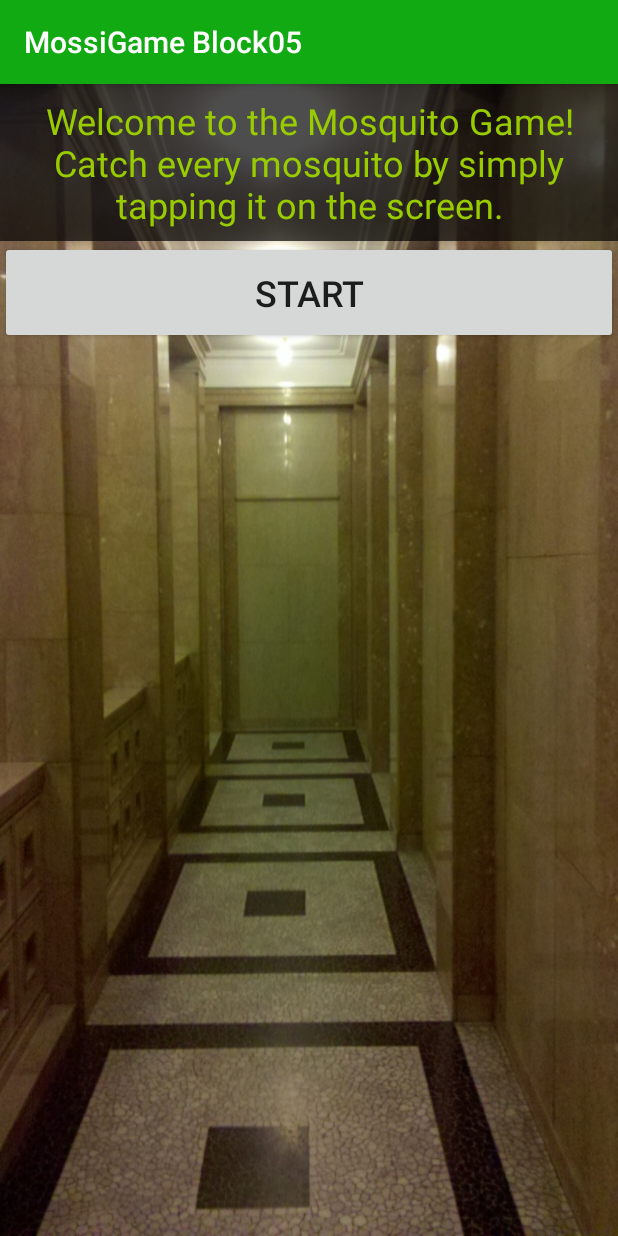
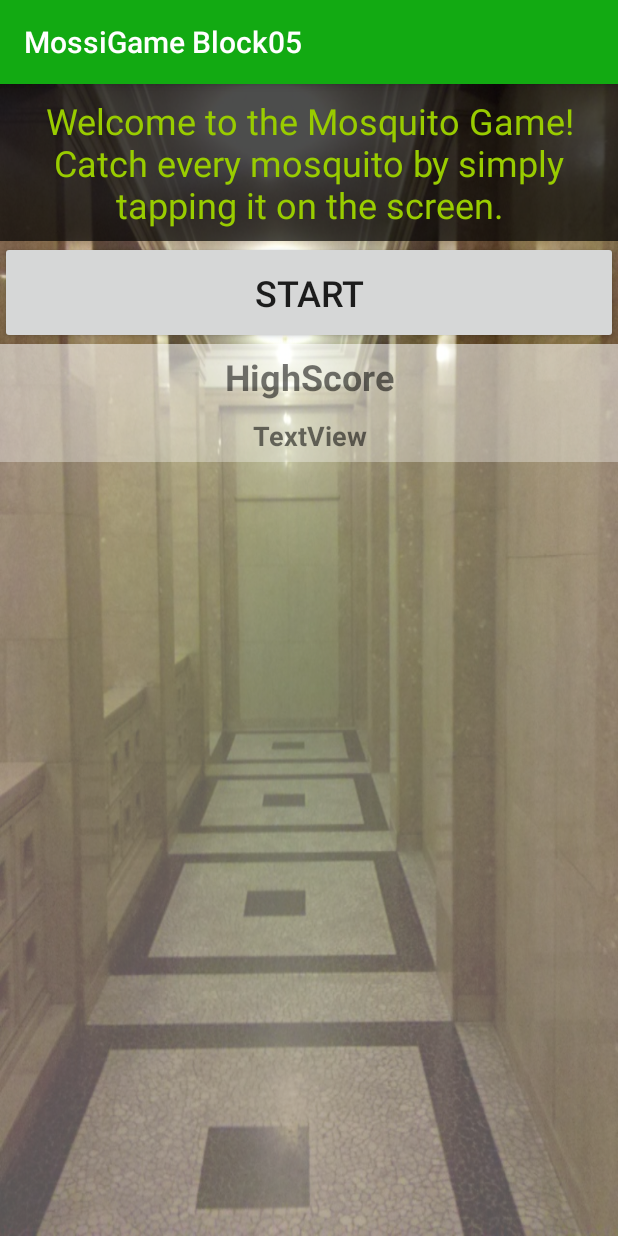
Before and after one commit to greenorca/M335_MossiGame, an Android app: the screen it shows after launch (MainActivity), on a phone screen of 412 x 824 dp. Run offline under Robolectric (Android 15) with nearby library versions, the phone set to English and light mode, and no system bars.

Commit message:
Merge remote-tracking branch 'remotes/origin/master' into block_05fin
# Conflicts:
#	.idea/modules.xml
added HighScore feature in MainAcitivity

```diff
--- a/app/src/main/java/com/example/sven/m335_mossigame_block05/GameActivity.java
+++ b/app/src/main/java/com/example/sven/m335_mossigame_block05/GameActivity.java
@@ -1,6 +1,7 @@
 package com.example.sven.m335_mossigame_block05;
 
 import android.app.Dialog;
+import android.content.Intent;
 import android.os.Handler;
 import android.support.v7.app.AppCompatActivity;
 import android.os.Bundle;
@@ -96,6 +97,8 @@ public class GameActivity extends AppCompatActivity implements View.OnClickListe
             dialog.show();
             Toast.makeText(this, String.valueOf(mosquitosCreated), Toast.LENGTH_LONG).show();
             isActive = false;
+            //apply return value for the activity
+            setResult(this.score);
             return true;
         }
         return false;
@@ -157,7 +160,7 @@ public class GameActivity extends AppCompatActivity implements View.OnClickListe
         gameZone = (ViewGroup)findViewById(R.id.gameZone);
         int width = gameZone.getMeasuredWidth();
         int height = gameZone.getMeasuredHeight();
-        Log.d("MOSSI_GAMEACTIVITY", "width:"+width+", height: "+height);
+        //Log.d("MOSSI_GAMEACTIVITY", "width:"+width+", height: "+height);
         int mossiSize = 150;
 
         int distTop = random.nextInt(height-mossiSize);
@@ -211,6 +214,7 @@ public class GameActivity extends AppCompatActivity implements View.OnClickListe
         //refreshScreen();
     }
 
+
     /**
      * When an object implementing interface <code>Runnable</code> is used
      * to create a thread, starting the thread causes the object's
--- a/app/src/main/java/com/example/sven/m335_mossigame_block05/MainActivity.java
+++ b/app/src/main/java/com/example/sven/m335_mossigame_block05/MainActivity.java
@@ -1,14 +1,23 @@
 package com.example.sven.m335_mossigame_block05;
 
 import android.content.Intent;
+import android.content.SharedPreferences;
 import android.support.v7.app.AppCompatActivity;
 import android.os.Bundle;
 import android.view.View;
 import android.widget.Button;
+import android.widget.EditText;
+import android.widget.LinearLayout;
+import android.widget.TextView;
+import android.widget.Toast;
 
 import javax.xml.transform.OutputKeys;
 
-public class MainActivity extends AppCompatActivity {
+public class MainActivity extends AppCompatActivity implements View.OnClickListener{
+
+    Button btnSave;
+    LinearLayout layoutNameDialog;
+    private TextView highScoreText;
 
     @Override
     protected void onCreate(final Bundle savedInstanceState) {
@@ -22,10 +31,77 @@ public class MainActivity extends AppCompatActivity {
                 startGame();
             }
         });
+
+        highScoreText = (TextView) findViewById(R.id.textViewHighScore);
+
+        btnSave =(Button) findViewById(R.id.buttonSave);
+        btnSave.setOnClickListener(this);
+
+        layoutNameDialog = (LinearLayout) findViewById(R.id.nameInputLayout);
+        layoutNameDialog.setVisibility(View.GONE);
     }
 
     private void startGame(){
         Intent i = new Intent(this, GameActivity.class);
-        startActivity(i);
+        startActivityForResult(i,1);
+    }
+
+    @Override
+    protected void onResume(){
+        super.onResume();
+        int x = readHighScore();
+        if (x > 0)
+            highScoreText.setText(String.valueOf(x)+" von "+readHighScoreName());
+    }
+
+    @Override
+    protected void onActivityResult(int requestCode, int resultCode, Intent data){
+        if (requestCode==1){
+            if (resultCode > readHighScore()){
+                writeHighScore(resultCode);
+                layoutNameDialog.setVisibility(View.VISIBLE);
+            }
+        }
+    }
+
+    private void writeHighScore(int resultCode) {
+        SharedPreferences prefs = getSharedPreferences("Game", 0);
+        SharedPreferences.Editor edit = prefs.edit();
+        edit.putInt("HIGHSCORE", resultCode);
+        edit.commit();
+    }
+
+    private int readHighScore() {
+        SharedPreferences prefs = getSharedPreferences("Game", 0);
+        return prefs.getInt("HIGHSCORE",0);
+    }
+
+    private void writeHighScoreName(String name) {
+        SharedPreferences prefs = getSharedPreferences("Game", 0);
+        SharedPreferences.Editor edit = prefs.edit();
+        edit.putString("HIGHSCORE_NAME", name);
+        edit.commit();
+    }
+    private String readHighScoreName() {
+        SharedPreferences prefs = getSharedPreferences("Game", 0);
+        return prefs.getString("HIGHSCORE_NAME","");
+    }
+
+
+    /**
+     * Called when a view has been clicked.
+     *
+     * @param v The view that was clicked.
+     */
+    @Override
+    public void onClick(View v) {
+        EditText nameField = (EditText) findViewById(R.id.editTextHighscorename);
+        String enteredName = nameField.getText().toString();
+        if (enteredName.length()>0){
+            writeHighScoreName(enteredName);
+            layoutNameDialog.setVisibility(View.GONE);
+        } else {
+            Toast.makeText(this, "Invalid name", Toast.LENGTH_SHORT).show();
+        }
     }
 }
--- a/app/src/main/res/layout/activity_main.xml
+++ b/app/src/main/res/layout/activity_main.xml
@@ -31,4 +31,62 @@
         android:text="Start"
         android:textSize="24sp" />
 
+    <LinearLayout
+        android:layout_width="match_parent"
+        android:layout_height="match_parent"
+        android:background="@color/semiTransparentWhite"
+        android:orientation="vertical">
+
+        <TextView
+            android:id="@+id/textView2"
+            android:layout_width="match_parent"
+            android:layout_height="wrap_content"
+            android:background="@color/semiTransparentWhite"
+            android:padding="5dp"
+            android:text="@string/HighScoreText"
+            android:textAlignment="center"
+            android:textSize="24sp"
+            android:textStyle="bold" />
+
+        <TextView
+            android:id="@+id/textViewHighScore"
+            android:layout_width="match_parent"
+            android:layout_height="wrap_content"
+            android:background="@color/semiTransparentWhite"
+            android:padding="5dp"
+            android:text="TextView"
+            android:textAlignment="center"
+            android:textSize="18sp"
+            android:textStyle="bold" />
+
+        <LinearLayout
+            android:id="@+id/nameInputLayout"
+            android:layout_width="match_parent"
+            android:layout_height="match_parent"
+            android:orientation="vertical">
+
+            <TextView
+                android:id="@+id/textView4"
+                android:layout_width="match_parent"
+                android:layout_height="wrap_content"
+                android:text="New Record! Please enter your name:"
+                android:textAlignment="center"
+                android:textSize="18sp" />
+
+            <EditText
+                android:id="@+id/editTextHighscorename"
+                android:layout_width="match_parent"
+                android:layout_height="wrap_content"
+                android:hint="Name"
+                android:inputType="textPersonName"
+                android:textAlignment="textStart" />
+
+            <Button
+                android:id="@+id/buttonSave"
+                android:layout_width="match_parent"
+                android:layout_height="wrap_content"
+                android:text="@string/Save" />
+        </LinearLayout>
+    </LinearLayout>
+
 </LinearLayout>
--- a/app/src/main/res/values/strings.xml
+++ b/app/src/main/res/values/strings.xml
@@ -6,4 +6,6 @@
     <string name="time">Time</string>
     <string name="catches">Catches</string>
     <string name="intro_txt">Welcome to the Mosquito Game! Catch every mosquito by simply tapping it on the screen.</string>
+    <string name="HighScoreText">HighScore</string>
+    <string name="Save">Save</string>
 </resources>
```
